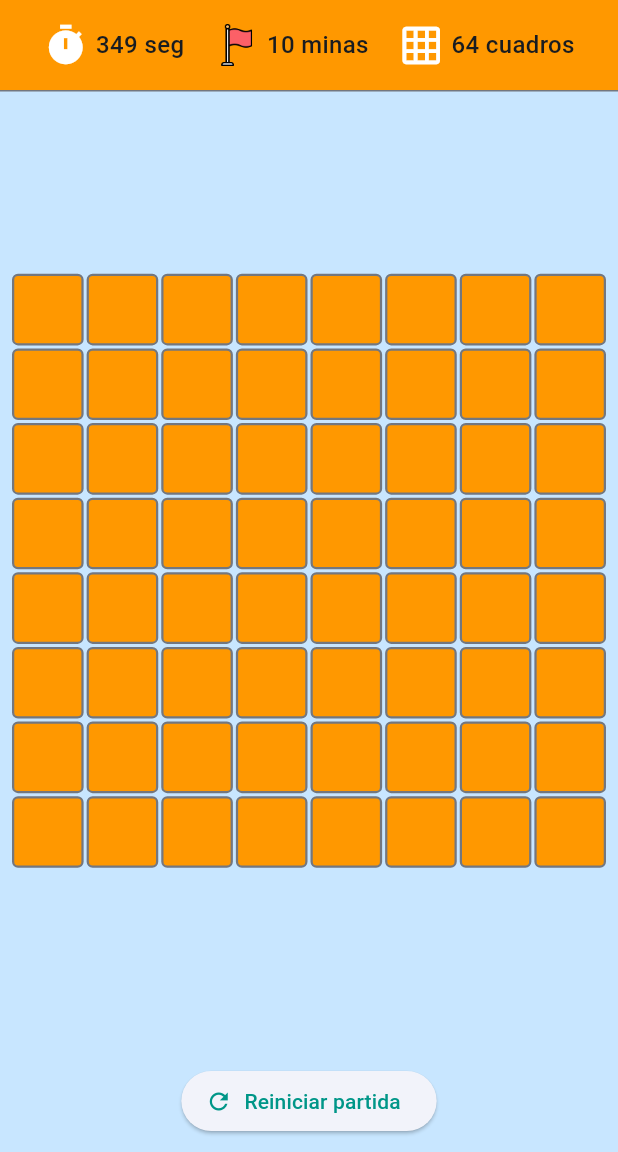
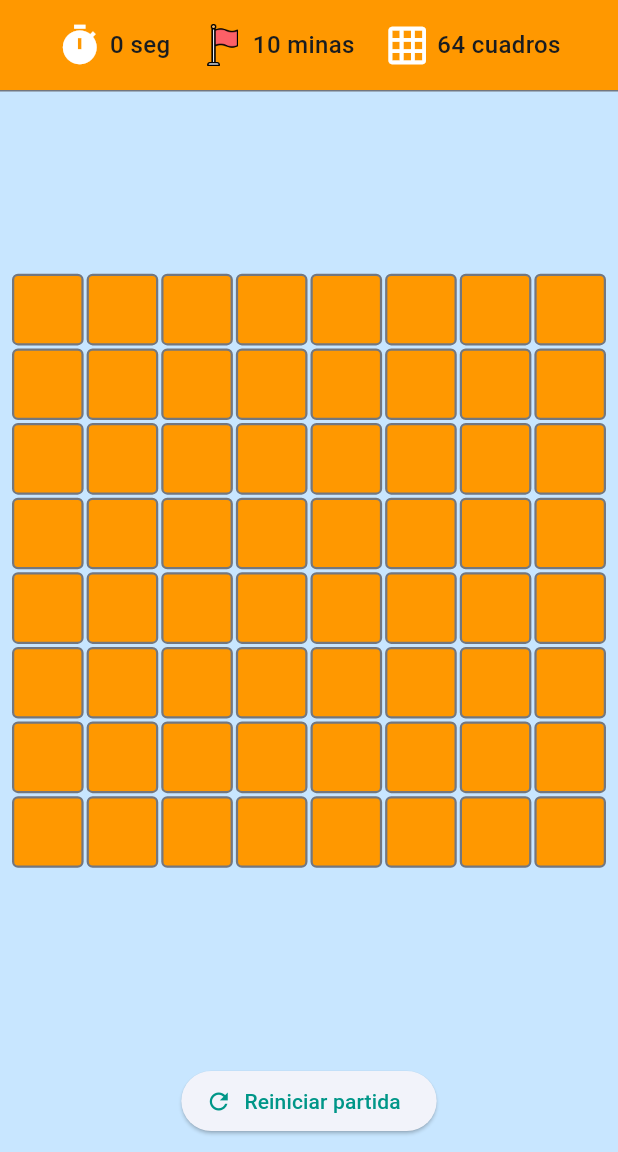
Before and after one commit to RenaLG5/3479A321_2023479013, a Flutter app: the screen it shows after launch, on a phone screen of 412 x 824 dp, the part 84-1236 px from its top. Run offline on Flutter 3.47's test engine with Material 3 defaults, Android fonts, the phone set to English and light mode, and no system bars; our stand-ins replace logger.

Commit message:
Mostrar tiempo dinamico en interfaz

```diff
--- a/lib/ui/screens/minesweeper_screen.dart
+++ b/lib/ui/screens/minesweeper_screen.dart
@@ -60,7 +60,10 @@ class MinesweeperScreen extends StatelessWidget {
                       color: theme.colorScheme.onSecondary,
                     ),
                     const SizedBox(width: 5),
-                    Text('349 seg', style: theme.textTheme.bodyMedium),
+                    Text(
+                      '${gameVM.secondsElapsed} seg',
+                      style: theme.textTheme.bodyMedium,
+                    ),
 
                     const SizedBox(width: 20),
 
```
